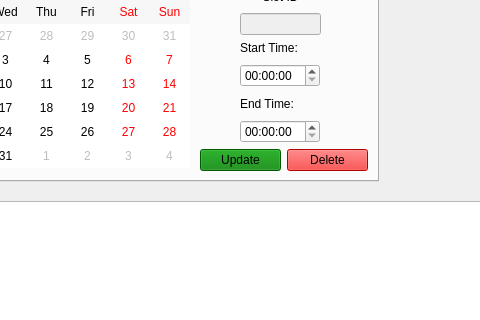
First picture: the form in QtCafeWorkforceManager/CafeOwnerWindow.ui, repository wreathe-unreal/CSIT314-Project, before the edit; both pictures show x 172 to 652 and y 88 to 408 of the 857 by 600 pixel window.
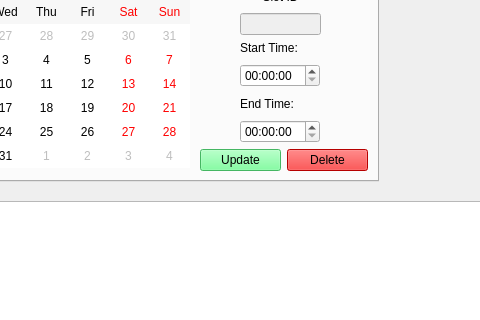
Second picture: the form after the edit. The open tabs and pages were chosen to show the change. Icons and pictures are not drawn.

The edit to the form file:
```diff
--- a/QtCafeWorkforceManager/CafeOwnerWindow.ui
+++ b/QtCafeWorkforceManager/CafeOwnerWindow.ui
@@ -228,7 +228,7 @@
        <item>
         <widget class="QPushButton" name="editButton">
          <property name="styleSheet">
-          <string notr="true">background-color: green;</string>
+          <string notr="true">background-color: rgb(97, 255, 137);</string>
          </property>
          <property name="text">
           <string>Update</string>
```
Left out of the diff: 2 changed lines with no effect on the pictures.
